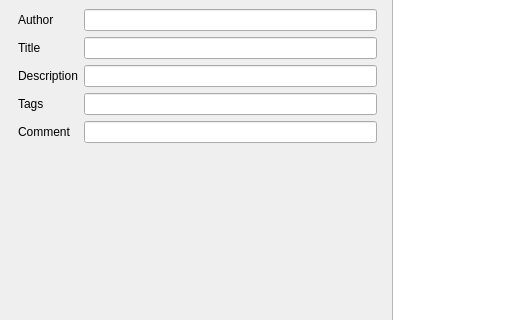
Before: the Qt Designer form src/gui/components/mainwindow.ui in vikke1234/ohjelmistotuotanto-miniprojekti, drawn with Qt 5; both pictures show x 0 to 519 and y 94 to 414 of the 801 by 600 pixel window.
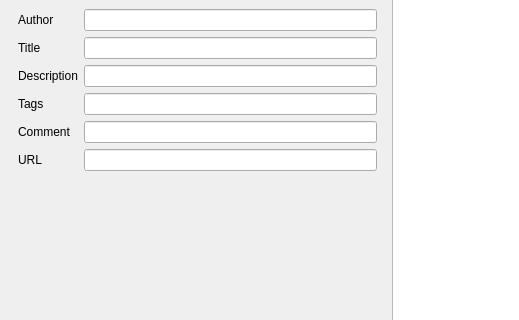
After: the same form once the commit is applied. The open tabs and pages were chosen to show the change.

Commit message: fix tab order

The edit to the form file:
```diff
--- a/src/gui/components/mainwindow.ui
+++ b/src/gui/components/mainwindow.ui
@@ -197,6 +197,16 @@
             <item row="4" column="1">
              <widget class="QLineEdit" name="commentLineEdit_4"/>
             </item>
+            <item row="5" column="0">
+             <widget class="QLabel" name="label_3">
+              <property name="text">
+               <string>URL</string>
+              </property>
+             </widget>
+            </item>
+            <item row="5" column="1">
+             <widget class="QLineEdit" name="lineEdit"/>
+            </item>
            </layout>
           </widget>
           <widget class="QWidget" name="page_2">
```
Left out of the diff: 44 changed lines with no effect on the pictures. The commit also changes 1 other file.
